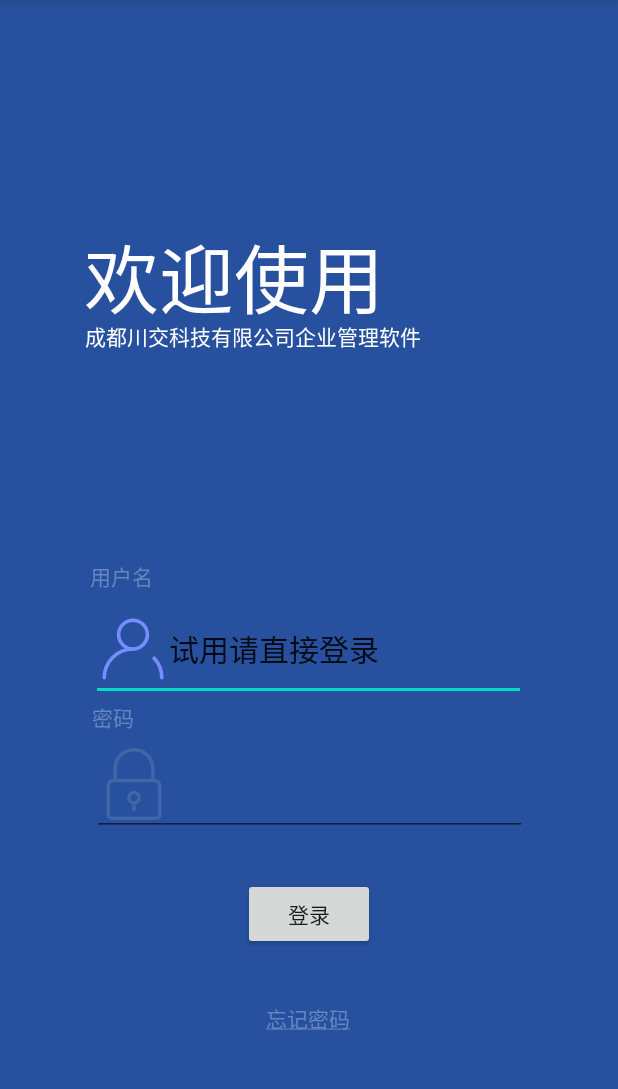
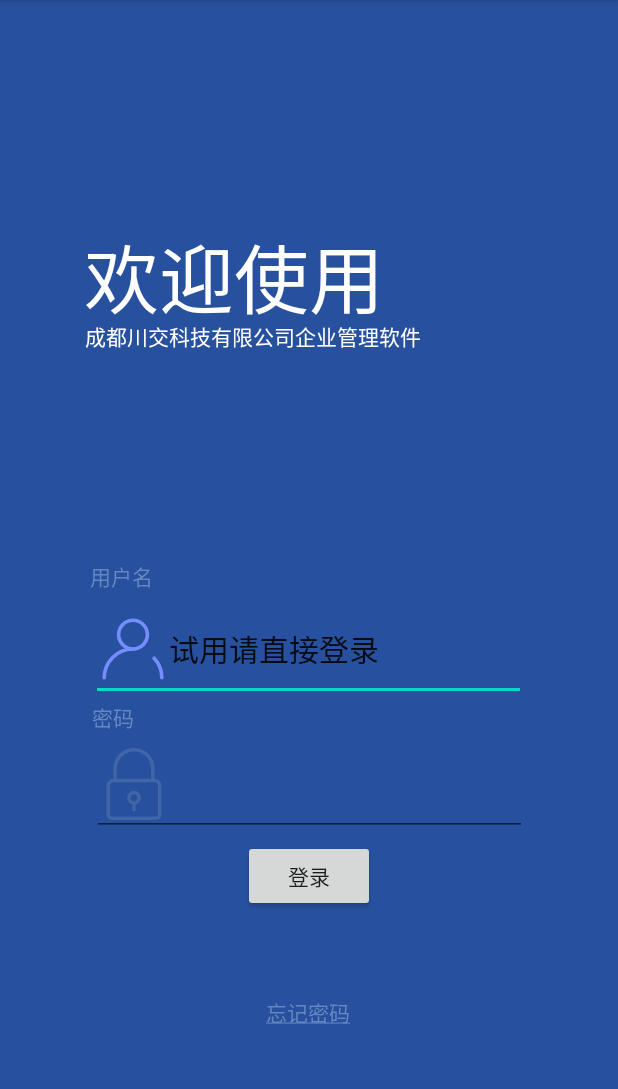
Before and after one commit to qifan-code/chuanjiaoapp, an Android app: the screen it shows after launch (MainActivity), on a phone screen of 412 x 824 dp, the part 84-1173 px from its top. Run offline under Robolectric (Android 15) with nearby library versions, the phone set to English and light mode, and no system bars.

Commit message:
pangzi make improvment

```diff
--- a/app/src/main/res/layout/activity_main.xml
+++ b/app/src/main/res/layout/activity_main.xml
@@ -94,7 +94,7 @@
         android:id="@+id/login_button"
         android:layout_width="wrap_content"
         android:layout_height="wrap_content"
-        android:layout_marginTop="450dp"
+        android:layout_marginTop="400dp"
         android:text="登录"
         app:layout_constraintBottom_toBottomOf="parent"
         app:layout_constraintEnd_toEndOf="parent"
@@ -105,6 +105,7 @@
         android:id="@+id/forget_password"
         android:layout_width="wrap_content"
         android:layout_height="wrap_content"
+        android:layout_marginTop="20dp"
         android:layout_marginBottom="44dp"
         android:text="忘记密码"
         android:textColor="@color/white"
@@ -112,7 +113,8 @@
         app:layout_constraintEnd_toEndOf="parent"
         app:layout_constraintHorizontal_bias="0.498"
         app:layout_constraintStart_toStartOf="parent"
-        app:layout_constraintTop_toBottomOf="@+id/login_button" />
+        app:layout_constraintTop_toBottomOf="@+id/login_button"
+        app:layout_constraintVertical_bias="0.487" />
 
 
 </androidx.constraintlayout.widget.ConstraintLayout>
--- a/app/src/main/res/values/colors.xml
+++ b/app/src/main/res/values/colors.xml
@@ -9,4 +9,5 @@
     <color name="forget_pin">#6787C1</color>
     <color name = "test">#000000</color>
     <color name="character_bg">#F1F3F6</color>
+    <color name="pangzi_test">#123456</color>
 </resources>
```
